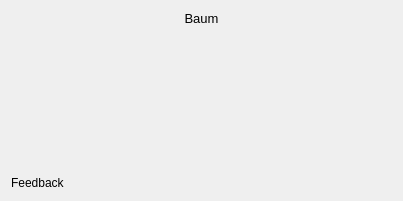
Old version of the form src/practice/practice_widget_multiplechoice.ui in the repository KDE/parley.
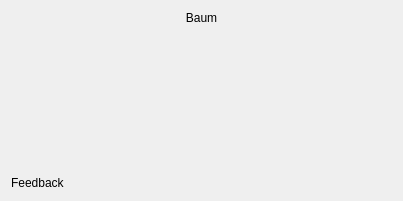
New version of the form.

Commit message:
remove hardcoded font sizes
bug:255027

Patch:
```diff
--- a/src/practice/practice_widget_multiplechoice.ui
+++ b/src/practice/practice_widget_multiplechoice.ui
@@ -13,11 +13,6 @@
   <layout class="QVBoxLayout" name="verticalLayout">
    <item>
     <widget class="QLabel" name="questionLabel">
-     <property name="font">
-      <font>
-       <pointsize>10</pointsize>
-      </font>
-     </property>
      <property name="text">
       <string comment="KDE::DoNotExtract" >Baum</string>
      </property>
```
The commit also changes 5 other files.
